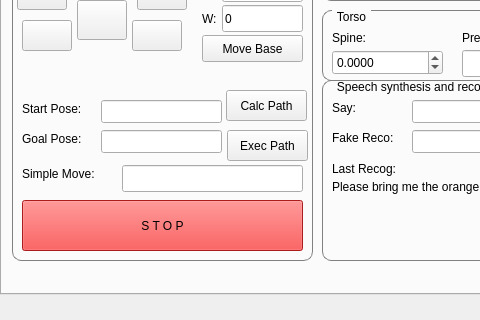
Above: catkin_ws/src/justina_gui/src/MainWindow.ui from mnegretev/Mobile-Robots-2023-1 before the change; both pictures show x 0 to 480 and y 123 to 443 of the 680 by 443 pixel window. Below: the same form after it.
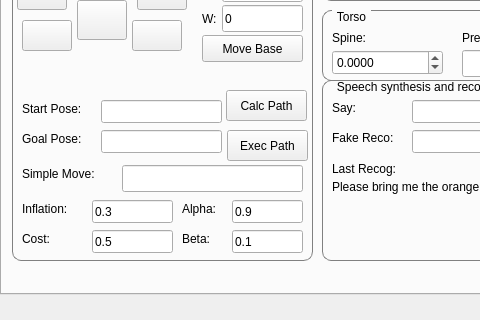
That is the form after the change.

Patch:
```diff
--- a/catkin_ws/src/justina_gui/src/MainWindow.ui
+++ b/catkin_ws/src/justina_gui/src/MainWindow.ui
@@ -328,461 +328,6 @@
         <string>0</string>
        </property>
       </widget>
-      <widget class="QPushButton" name="btnStop">
-       <property name="geometry">
-        <rect>
-         <x>10</x>
-         <y>280</y>
-         <width>281</width>
-         <height>51</height>
-        </rect>
-       </property>
-       <property name="palette">
-        <palette>
-         <active>
-          <colorrole role="WindowText">
-           <brush brushstyle="SolidPattern">
-            <color alpha="255">
-             <red>0</red>
-             <green>0</green>
-             <blue>0</blue>
-            </color>
-           </brush>
-          </colorrole>
-          <colorrole role="Button">
-           <brush brushstyle="SolidPattern">
-            <color alpha="255">
-             <red>239</red>
-             <green>41</green>
-             <blue>41</blue>
-            </color>
-           </brush>
-          </colorrole>
-          <colorrole role="Light">
-           <brush brushstyle="SolidPattern">
-            <color alpha="255">
-             <red>255</red>
-             <green>147</green>
-             <blue>147</blue>
-            </color>
-           </brush>
-          </colorrole>
-          <colorrole role="Midlight">
-           <brush brushstyle="SolidPattern">
-            <color alpha="255">
-             <red>247</red>
-             <green>94</green>
-             <blue>94</blue>
-            </color>
-           </brush>
-          </colorrole>
-          <colorrole role="Dark">
-           <brush brushstyle="SolidPattern">
-            <color alpha="255">
-             <red>119</red>
-             <green>20</green>
-             <blue>20</blue>
-            </color>
-           </brush>
-          </colorrole>
-          <colorrole role="Mid">
-           <brush brushstyle="SolidPattern">
-            <color alpha="255">
-             <red>159</red>
-             <green>27</green>
-             <blue>27</blue>
-            </color>
-           </brush>
-          </colorrole>
-          <colorrole role="Text">
-           <brush brushstyle="SolidPattern">
-            <color alpha="255">
-             <red>0</red>
-             <green>0</green>
-             <blue>0</blue>
-            </color>
-           </brush>
-          </colorrole>
-          <colorrole role="BrightText">
-           <brush brushstyle="SolidPattern">
-            <color alpha="255">
-             <red>255</red>
-             <green>255</green>
-             <blue>255</blue>
-            </color>
-           </brush>
-          </colorrole>
-          <colorrole role="ButtonText">
-           <brush brushstyle="SolidPattern">
-            <color alpha="255">
-             <red>0</red>
-             <green>0</green>
-             <blue>0</blue>
-            </color>
-           </brush>
-          </colorrole>
-          <colorrole role="Base">
-           <brush brushstyle="SolidPattern">
-            <color alpha="255">
-             <red>255</red>
-             <green>255</green>
-             <blue>255</blue>
-            </color>
-           </brush>
-          </colorrole>
-          <colorrole role="Window">
-           <brush brushstyle="SolidPattern">
-            <color alpha="255">
-             <red>239</red>
-             <green>41</green>
-             <blue>41</blue>
-            </color>
-           </brush>
-          </colorrole>
-          <colorrole role="Shadow">
-           <brush brushstyle="SolidPattern">
-            <color alpha="255">
-             <red>0</red>
-             <green>0</green>
-             <blue>0</blue>
-            </color>
-           </brush>
-          </colorrole>
-          <colorrole role="AlternateBase">
-           <brush brushstyle="SolidPattern">
-            <color alpha="255">
-             <red>247</red>
-             <green>148</green>
-             <blue>148</blue>
-            </color>
-           </brush>
-          </colorrole>
-          <colorrole role="ToolTipBase">
-           <brush brushstyle="SolidPattern">
-            <color alpha="255">
-             <red>255</red>
-             <green>255</green>
-             <blue>220</blue>
-            </color>
-           </brush>
-          </colorrole>
-          <colorrole role="ToolTipText">
-           <brush brushstyle="SolidPattern">
-            <color alpha="255">
-             <red>0</red>
-             <green>0</green>
-             <blue>0</blue>
-            </color>
-           </brush>
-          </colorrole>
-          <colorrole role="PlaceholderText">
-           <brush brushstyle="NoBrush">
-            <color alpha="128">
-             <red>0</red>
-             <green>0</green>
-             <blue>0</blue>
-            </color>
-           </brush>
-          </colorrole>
-         </active>
-         <inactive>
-          <colorrole role="WindowText">
-           <brush brushstyle="SolidPattern">
-            <color alpha="255">
-             <red>0</red>
-             <green>0</green>
-             <blue>0</blue>
-            </color>
-           </brush>
-          </colorrole>
-          <colorrole role="Button">
-           <brush brushstyle="SolidPattern">
-            <color alpha="255">
-             <red>239</red>
-             <green>41</green>
-             <blue>41</blue>
-            </color>
-           </brush>
-          </colorrole>
-          <colorrole role="Light">
-           <brush brushstyle="SolidPattern">
-            <color alpha="255">
-             <red>255</red>
-             <green>147</green>
-             <blue>147</blue>
-            </color>
-           </brush>
-          </colorrole>
-          <colorrole role="Midlight">
-           <brush brushstyle="SolidPattern">
-            <color alpha="255">
-             <red>247</red>
-             <green>94</green>
-             <blue>94</blue>
-            </color>
-           </brush>
-          </colorrole>
-          <colorrole role="Dark">
-           <brush brushstyle="SolidPattern">
-            <color alpha="255">
-             <red>119</red>
-             <green>20</green>
-             <blue>20</blue>
-            </color>
-           </brush>
-          </colorrole>
-          <colorrole role="Mid">
-           <brush brushstyle="SolidPattern">
-            <color alpha="255">
-             <red>159</red>
-             <green>27</green>
-             <blue>27</blue>
-            </color>
-           </brush>
-          </colorrole>
-          <colorrole role="Text">
-           <brush brushstyle="SolidPattern">
-            <color alpha="255">
-             <red>0</red>
-             <green>0</green>
-             <blue>0</blue>
-            </color>
-           </brush>
-          </colorrole>
-          <colorrole role="BrightText">
-           <brush brushstyle="SolidPattern">
-            <color alpha="255">
-             <red>255</red>
-             <green>255</green>
-             <blue>255</blue>
-            </color>
-           </brush>
-          </colorrole>
-          <colorrole role="ButtonText">
-           <brush brushstyle="SolidPattern">
-            <color alpha="255">
-             <red>0</red>
-             <green>0</green>
-             <blue>0</blue>
-            </color>
-           </brush>
-          </colorrole>
-          <colorrole role="Base">
-           <brush brushstyle="SolidPattern">
-            <color alpha="255">
-             <red>255</red>
-             <green>255</green>
-             <blue>255</blue>
-            </color>
-           </brush>
-          </colorrole>
-          <colorrole role="Window">
-           <brush brushstyle="SolidPattern">
-            <color alpha="255">
-             <red>239</red>
-             <green>41</green>
-             <blue>41</blue>
-            </color>
-           </brush>
-          </colorrole>
-          <colorrole role="Shadow">
-           <brush brushstyle="SolidPattern">
-            <color alpha="255">
-             <red>0</red>
-             <green>0</green>
-             <blue>0</blue>
-            </color>
-           </brush>
-          </colorrole>
-          <colorrole role="AlternateBase">
-           <brush brushstyle="SolidPattern">
-            <color alpha="255">
-             <red>247</red>
-             <green>148</green>
-             <blue>148</blue>
-            </color>
-           </brush>
-          </colorrole>
-          <colorrole role="ToolTipBase">
-           <brush brushstyle="SolidPattern">
-            <color alpha="255">
-             <red>255</red>
-             <green>255</green>
-             <blue>220</blue>
-            </color>
-           </brush>
-          </colorrole>
-          <colorrole role="ToolTipText">
-           <brush brushstyle="SolidPattern">
-            <color alpha="255">
-             <red>0</red>
-             <green>0</green>
-             <blue>0</blue>
-            </color>
-           </brush>
-          </colorrole>
-          <colorrole role="PlaceholderText">
-           <brush brushstyle="NoBrush">
-            <color alpha="128">
-             <red>0</red>
-             <green>0</green>
-             <blue>0</blue>
-            </color>
-           </brush>
-          </colorrole>
-         </inactive>
-         <disabled>
-          <colorrole role="WindowText">
-           <brush brushstyle="SolidPattern">
-            <color alpha="255">
-             <red>119</red>
-             <green>20</green>
-             <blue>20</blue>
-            </color>
-           </brush>
-          </colorrole>
-          <colorrole role="Button">
-           <brush brushstyle="SolidPattern">
-            <color alpha="255">
-             <red>239</red>
-             <green>41</green>
-             <blue>41</blue>
-            </color>
-           </brush>
-          </colorrole>
-          <colorrole role="Light">
-           <brush brushstyle="SolidPattern">
-            <color alpha="255">
-             <red>255</red>
-             <green>147</green>
-             <blue>147</blue>
-            </color>
-           </brush>
-          </colorrole>
-          <colorrole role="Midlight">
-           <brush brushstyle="SolidPattern">
-            <color alpha="255">
-             <red>247</red>
-             <green>94</green>
-             <blue>94</blue>
-            </color>
-           </brush>
-          </colorrole>
-          <colorrole role="Dark">
-           <brush brushstyle="SolidPattern">
-            <color alpha="255">
-             <red>119</red>
-             <green>20</green>
-             <blue>20</blue>
-            </color>
-           </brush>
-          </colorrole>
-          <colorrole role="Mid">
-           <brush brushstyle="SolidPattern">
-            <color alpha="255">
-             <red>159</red>
-             <green>27</green>
-             <blue>27</blue>
-            </color>
-           </brush>
-          </colorrole>
-          <colorrole role="Text">
-           <brush brushstyle="SolidPattern">
-            <color alpha="255">
-             <red>119</red>
-             <green>20</green>
-             <blue>20</blue>
-            </color>
-           </brush>
-          </colorrole>
-          <colorrole role="BrightText">
-           <brush brushstyle="SolidPattern">
-            <color alpha="255">
-             <red>255</red>
-             <green>255</green>
-             <blue>255</blue>
-            </color>
-           </brush>
-          </colorrole>
-          <colorrole role="ButtonText">
-           <brush brushstyle="SolidPattern">
-            <color alpha="255">
-             <red>119</red>
-             <green>20</green>
-             <blue>20</blue>
-            </color>
-           </brush>
-          </colorrole>
-          <colorrole role="Base">
-           <brush brushstyle="SolidPattern">
-            <color alpha="255">
-             <red>239</red>
-             <green>41</green>
-             <blue>41</blue>
-            </color>
-           </brush>
-          </colorrole>
-          <colorrole role="Window">
-           <brush brushstyle="SolidPattern">
-            <color alpha="255">
-             <red>239</red>
-             <green>41</green>
-             <blue>41</blue>
-            </color>
-           </brush>
-          </colorrole>
-          <colorrole role="Shadow">
-           <brush brushstyle="SolidPattern">
-            <color alpha="255">
-             <red>0</red>
-             <green>0</green>
-             <blue>0</blue>
-            </color>
-           </brush>
-          </colorrole>
-          <colorrole role="AlternateBase">
-           <brush brushstyle="SolidPattern">
-            <color alpha="255">
-             <red>239</red>
-             <green>41</green>
-             <blue>41</blue>
-            </color>
-           </brush>
-          </colorrole>
-          <colorrole role="ToolTipBase">
-           <brush brushstyle="SolidPattern">
-            <color alpha="255">
-             <red>255</red>
-             <green>255</green>
-             <blue>220</blue>
-            </color>
-           </brush>
-          </colorrole>
-          <colorrole role="ToolTipText">
-           <brush brushstyle="SolidPattern">
-            <color alpha="255">
-             <red>0</red>
-             <green>0</green>
-             <blue>0</blue>
-            </color>
-           </brush>
-          </colorrole>
-          <colorrole role="PlaceholderText">
-           <brush brushstyle="NoBrush">
-            <color alpha="128">
-             <red>0</red>
-             <green>0</green>
-             <blue>0</blue>
-            </color>
-           </brush>
-          </colorrole>
-         </disabled>
-        </palette>
-       </property>
-       <property name="text">
-        <string>S T O P</string>
-       </property>
-      </widget>
       <widget class="QPushButton" name="btnRight">
        <property name="geometry">
         <rect>
@@ -821,6 +366,110 @@
         </size>
        </property>
       </widget>
+      <widget class="QLineEdit" name="navTxtNearness">
+       <property name="geometry">
+        <rect>
+         <x>80</x>
+         <y>310</y>
+         <width>81</width>
+         <height>23</height>
+        </rect>
+       </property>
+       <property name="text">
+        <string>0.5</string>
+       </property>
+      </widget>
+      <widget class="QLabel" name="navLblSmoothAlpha">
+       <property name="geometry">
+        <rect>
+         <x>170</x>
+         <y>280</y>
+         <width>51</width>
+         <height>17</height>
+        </rect>
+       </property>
+       <property name="text">
+        <string>Alpha:</string>
+       </property>
+      </widget>
+      <widget class="QLineEdit" name="navTxtSmoothBeta">
+       <property name="geometry">
+        <rect>
+         <x>220</x>
+         <y>310</y>
+         <width>71</width>
+         <height>23</height>
+        </rect>
+       </property>
+       <property name="text">
+        <string>0.1</string>
+       </property>
+      </widget>
+      <widget class="QLabel" name="navLblInflate">
+       <property name="geometry">
+        <rect>
+         <x>10</x>
+         <y>280</y>
+         <width>71</width>
+         <height>17</height>
+        </rect>
+       </property>
+       <property name="text">
+        <string>Inflation:</string>
+       </property>
+      </widget>
+      <widget class="QLineEdit" name="navTxtSmoothAlpha">
+       <property name="geometry">
+        <rect>
+         <x>220</x>
+         <y>280</y>
+         <width>71</width>
+         <height>23</height>
+        </rect>
+       </property>
+       <property name="text">
+        <string>0.9</string>
+       </property>
+      </widget>
+      <widget class="QLabel" name="navLblNearness">
+       <property name="geometry">
+        <rect>
+         <x>10</x>
+         <y>310</y>
+         <width>81</width>
+         <height>17</height>
+        </rect>
+       </property>
+       <property name="text">
+        <string>Cost:</string>
+       </property>
+      </widget>
+      <widget class="QLabel" name="navLblSmoothBeta">
+       <property name="geometry">
+        <rect>
+         <x>170</x>
+         <y>310</y>
+         <width>51</width>
+         <height>17</height>
+        </rect>
+       </property>
+       <property name="text">
+        <string>Beta:</string>
+       </property>
+      </widget>
+      <widget class="QLineEdit" name="navTxtInflation">
+       <property name="geometry">
+        <rect>
+         <x>80</x>
+         <y>280</y>
+         <width>81</width>
+         <height>23</height>
+        </rect>
+       </property>
+       <property name="text">
+        <string>0.3</string>
+       </property>
+      </widget>
      </widget>
      <widget class="QGroupBox" name="gbHead">
       <property name="geometry">
```
Left out of the diff: 1 changed line with no effect on the pictures.
